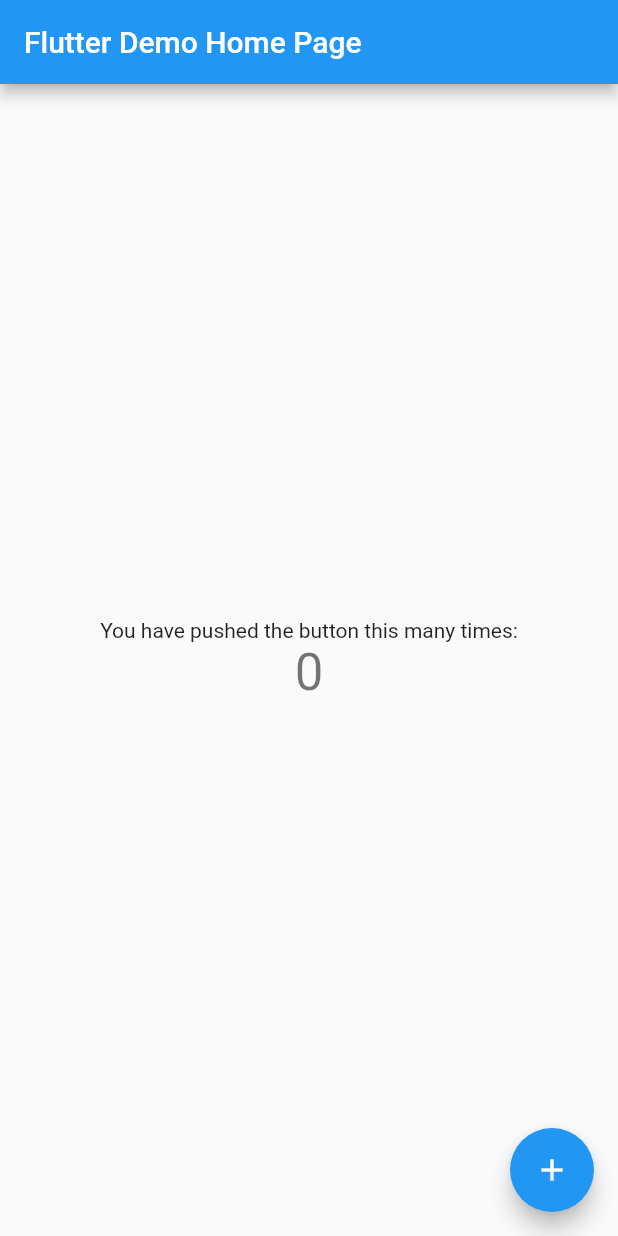
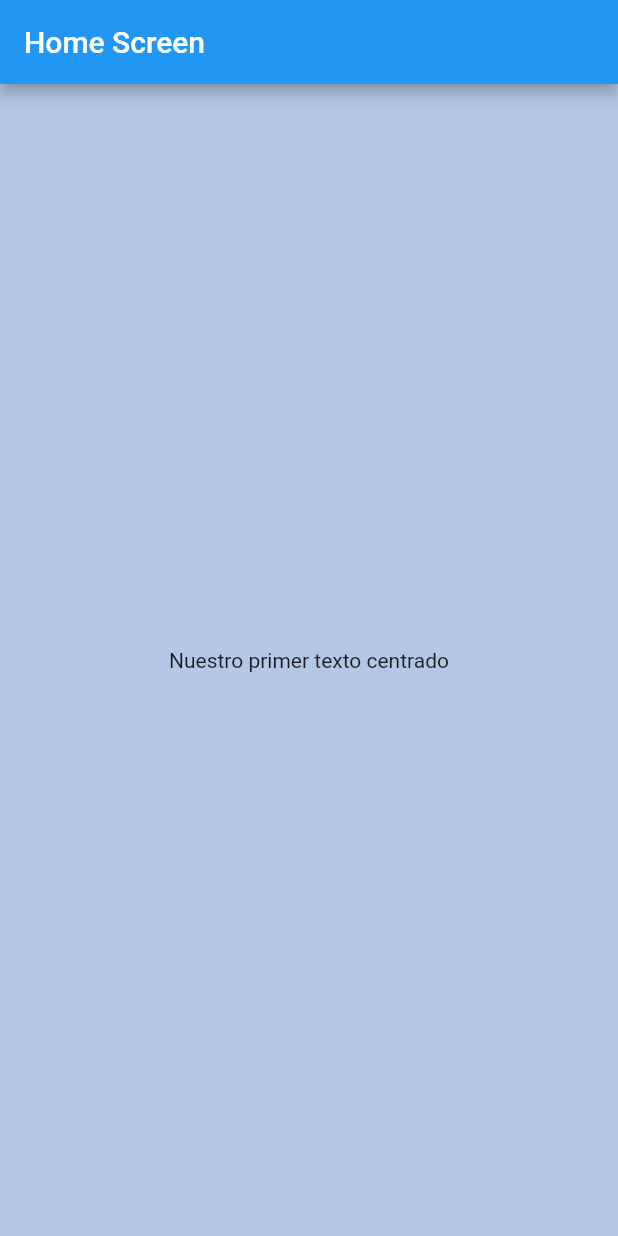
Before and after one commit to Leidy-delgado02/flutter, a Flutter app: the screen it shows after launch, on a phone screen of 412 x 824 dp. Run offline on Flutter 3.47's test engine with Material 2 defaults, Android fonts, the phone set to English and light mode, and no system bars.

```diff
--- /dev/null
+++ b/flutter_application_1/lib/Screen/home_screen.dart
@@ -0,0 +1,23 @@
+import 'package:flutter/material.dart';
+
+class HomeScreen extends StatelessWidget{
+  const HomeScreen({Key? key}) : super(key: key);
+
+
+
+  @override
+  Widget build(BuildContext context) {
+    return Scaffold(
+    backgroundColor: Color.fromARGB(255, 178, 200, 228),
+    appBar: AppBar(
+      title: const Text('Home Screen'),
+    ),
+    body: const Center(
+    child: Text('Nuestro primer texto centrado'),
+  ),
+      );
+    // TODO: implement build
+
+  }
+
+}
--- a/flutter_application_1/lib/main.dart
+++ b/flutter_application_1/lib/main.dart
@@ -1,76 +1,20 @@
+
+import 'package:flutter_application_1/Screen/home_screen.dart';
 import 'package:flutter/material.dart';
 
-void main() {
-  runApp(const MyApp());
+void main(){
+runApp (MyApp());
 }
 
 class MyApp extends StatelessWidget {
-  const MyApp({Key? key}) : super(key: key);
-
-
   @override
   Widget build(BuildContext context) {
-    return MaterialApp(
-      title: 'Flutter Demo',
-      theme: ThemeData(
+    // TODO: implement build
+     return const MaterialApp(
+      title: 'PROYECTO MOVIL',
+  debugShowCheckedModeBanner: false,
+  home: HomeScreen());
 
-        primarySwatch: Colors.blue,
-      ),
-      home: const MyHomePage(title: 'Flutter Demo Home Page'),
-    );
-  }
-}
-
-class MyHomePage extends StatefulWidget {
-  const MyHomePage({Key? key, required this.title}) : super(key: key);
-
-
-  final String title;
-
-  @override
-  State<MyHomePage> createState() => _MyHomePageState();
-}
-
-class _MyHomePageState extends State<MyHomePage> {
-  int _counter = 0;
-
-  void _incrementCounter() {
-    setState(() {
-
-      _counter++;
-    });
   }
 
-  @override
-  Widget build(BuildContext context) {
-
-    return Scaffold(
-      appBar: AppBar(
-
-        title: Text(widget.title),
-      ),
-      body: Center(
-
-        child: Column(
-
-
-          mainAxisAlignment: MainAxisAlignment.center,
-          children: <Widget>[
-            const Text(
-              'You have pushed the button this many times:',
-            ),
-            Text(
-              '$_counter',
-              style: Theme.of(context).textTheme.headline4,
-            ),
-          ],
-        ),
-      ),
-      floatingActionButton: FloatingActionButton(
-        onPressed: _incrementCounter,
-        tooltip: 'Increment',
-        child: const Icon(Icons.add),
-      ),
-    );
-  }
 }
```
Also changed, not shown: flutter_application_1/lib/Untitled-1.txt (deleted).
